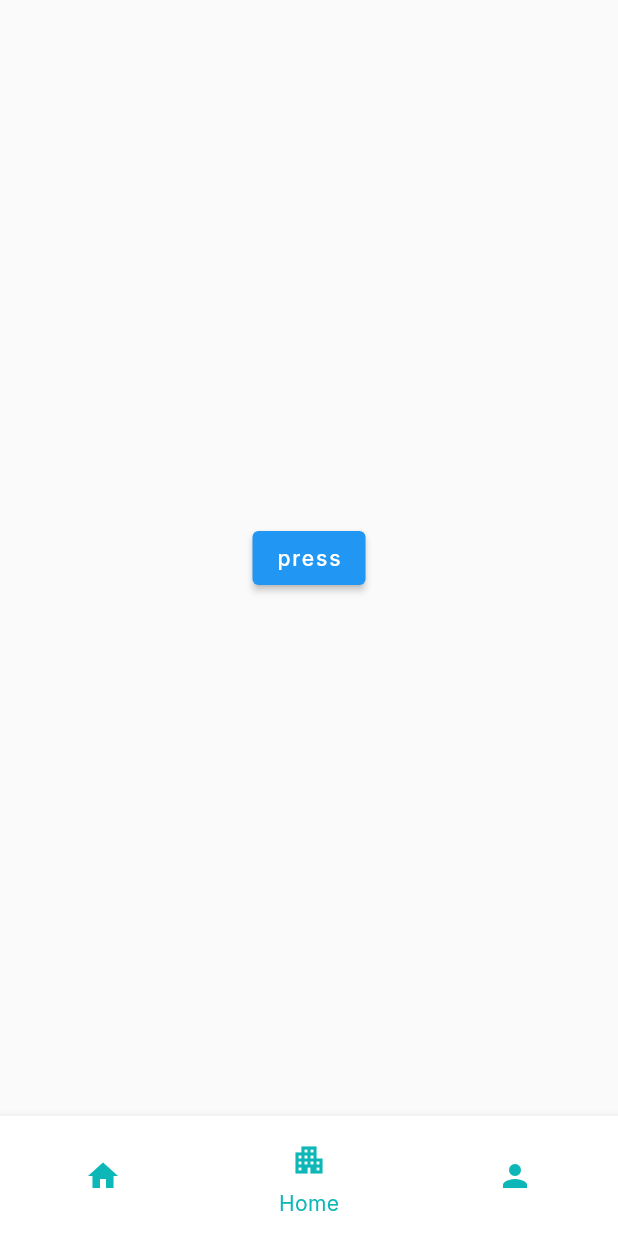
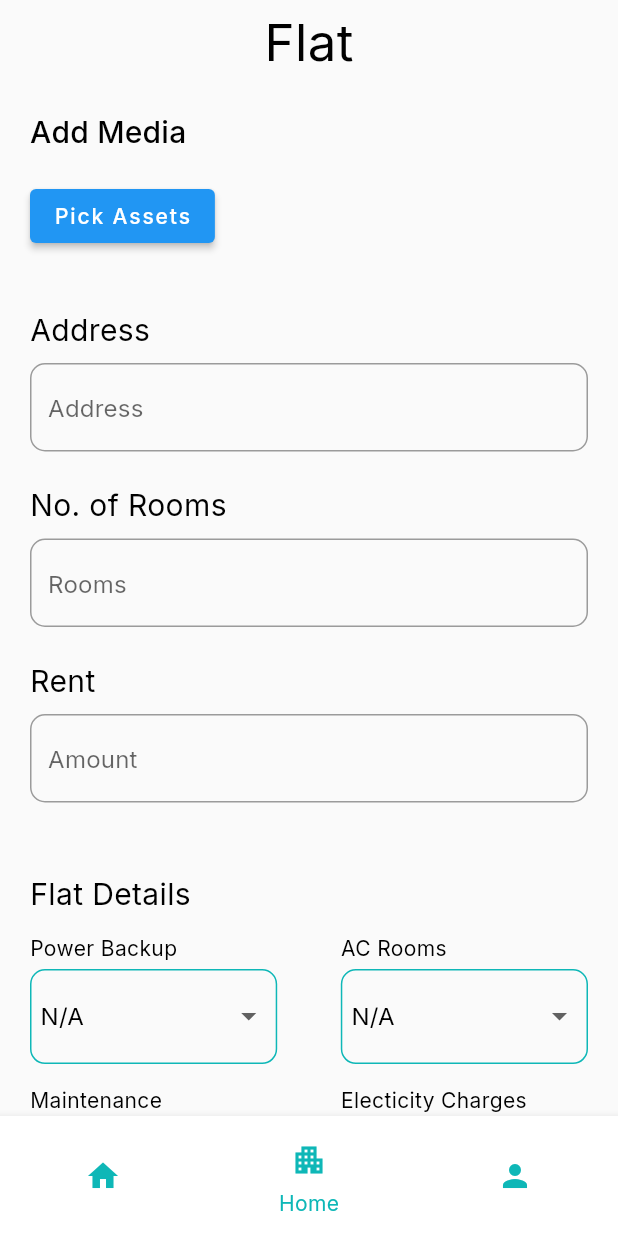
Before and after one commit to A-d-i-b/RentIt-Owner, a Flutter app: the screen it shows after launch, swiped to page 2, on a phone screen of 412 x 824 dp. Run offline on Flutter 3.47's test engine with Material 2 defaults, Android fonts, the phone set to English and light mode, and no system bars; our stand-ins replace get, google_fonts, image_picker; missing offline and left inert: wechat_assets_picker.

Commit message:
Added Flat form

```diff
--- /dev/null
+++ b/lib/Forms/flat_form.dart
@@ -0,0 +1,313 @@
+import 'package:flutter/material.dart';
+
+class FlatForm extends StatefulWidget {
+  const FlatForm({Key? key}) : super(key: key);
+
+  @override
+  State<FlatForm> createState() => _FlatFormState();
+}
+
+class _FlatFormState extends State<FlatForm> {
+  Map<String, String> extra_details = {
+    "Address": "",
+    "No. of Rooms": "",
+    "Rent": "",
+    "Notice Period": "",
+    "Description": "",
+  };
+
+  Map<String, String> Details = {
+    "Power Backup": "N/A", //index 0
+    "AC Rooms": "N/A", //index 1
+    "Maintenance": "N/A", //index 2
+    "Electicity Charges": "N/A", //index 3
+    "Available for": "N/A", // index 4
+    "Preferd Tenants": "N/A", // index 5
+    "Food": "N/A", // index 6
+    "Wifi": "N/A", // index 7
+    "Furniture": "N/A",
+    "BHK": "N/A", // else
+  };
+  List<DropdownMenuItem<String>> iteams_0 = [
+    const DropdownMenuItem(
+      value: "N/A",
+      child: Text("N/A"),
+    ),
+    const DropdownMenuItem(
+      value: "Students",
+      child: Text("Students"),
+    ),
+  ];
+  List<DropdownMenuItem<String>> iteams_1 = [
+    const DropdownMenuItem(
+      value: "N/A",
+      child: Text("N/A"),
+    ),
+    const DropdownMenuItem(
+      value: "Available",
+      child: Text("Available"),
+    ),
+    const DropdownMenuItem(
+      value: "Not Available",
+      child: Text("Not Available"),
+    )
+  ];
+  List<DropdownMenuItem<String>> iteams_2 = [
+    const DropdownMenuItem(
+      value: "N/A",
+      child: Text("N/A"),
+    ),
+    const DropdownMenuItem(
+      value: "Included",
+      child: Text("Included"),
+    ),
+    const DropdownMenuItem(
+      value: "Not Included",
+      child: Text("Not Included"),
+    ),
+  ];
+  List<DropdownMenuItem<String>> iteams_3 = [
+    const DropdownMenuItem(
+      value: "N/A",
+      child: Text("N/A"),
+    ),
+    const DropdownMenuItem(
+      value: "Male",
+      child: Text("Male"),
+    ),
+    const DropdownMenuItem(
+      value: "Female",
+      child: Text("Female"),
+    ),
+    const DropdownMenuItem(
+      value: "Both",
+      child: Text("Both"),
+    ),
+  ];
+  List<DropdownMenuItem<String>> iteams_4 = [
+    const DropdownMenuItem(
+      value: "N/A",
+      child: Text("N/A"),
+    ),
+    const DropdownMenuItem(
+      value: "Furnished",
+      child: Text("Furnished"),
+    ),
+    const DropdownMenuItem(
+      value: "Semi Furnished",
+      child: Text("Semi Furnished"),
+    ),
+    const DropdownMenuItem(
+      value: "Not Furnished",
+      child: Text("Not Furnished"),
+    ),
+  ];
+  List<DropdownMenuItem<String>> Bhk() {
+    List<DropdownMenuItem<String>> iteam_5 = [
+      const DropdownMenuItem(
+        value: "N/A",
+        child: Text("N/A"),
+      ),
+    ];
+    for (int i = 1; i < 5; i++) {
+      iteam_5.add(
+        DropdownMenuItem(
+          value: "$i",
+          child: Text("$i"),
+        ),
+      );
+    }
+    return iteam_5;
+  }
+
+  Widget dropdownbutton(String name, List<DropdownMenuItem<String>> iteam,
+      Map<String, String> Details) {
+    return Column(
+      crossAxisAlignment: CrossAxisAlignment.start,
+      children: [
+        Text(name),
+        SizedBox(height: 6),
+        Container(
+          width: MediaQuery.of(context).size.width / 2.5,
+          height: MediaQuery.of(context).size.height / 13,
+          padding: EdgeInsets.all(6),
+          decoration: BoxDecoration(
+              borderRadius: BorderRadius.circular(10),
+              border: Border.all(
+                color: Color(0xFF0EB7B7),
+                width: 1,
+              )),
+          child: SizedBox(
+            child: DropdownButton(
+                isExpanded: true,
+                underline: Container(),
+                value: Details[name],
+                items: iteam,
+                onChanged: (value) async {
+                  setState(() {
+                    Details[name] = value.toString();
+                  });
+                }),
+          ),
+        )
+      ],
+    );
+  }
+
+  Widget Field(String heading, String hint, dynamic keyboardtype) {
+    return Column(
+      crossAxisAlignment: CrossAxisAlignment.start,
+      children: [
+        Text(
+          heading,
+          style: TextStyle(fontSize: 20),
+        ),
+        const SizedBox(
+          height: 10,
+        ),
+        TextField(
+          keyboardType: keyboardtype,
+          decoration: InputDecoration(
+              hintText: hint,
+              border: OutlineInputBorder(
+                borderRadius: BorderRadius.circular(10),
+                borderSide:
+                    const BorderSide(color: Color(0xFF0EB7B7), width: 1),
+              )),
+          onChanged: (value) {
+            setState(() {
+              extra_details[heading] = value;
+            });
+          },
+        ),
+        const SizedBox(
+          height: 19,
+        ),
+      ],
+    );
+  }
+
+  // Expanded TypeSelector(int type, String TypeName) {
+  //   return Expanded(
+  //     child: ElevatedButton(
+  //       onPressed: () {
+  //         if (type == 0) {
+  //           Room_type.add(TypeName);
+  //         }
+  //         if (type == 1) {
+  //           if (Room_type.isNotEmpty) {
+  //             Room_type.remove(TypeName);
+  //           }
+  //         }
+  //         setState(() {
+  //           type == 0 ? type = 1 : type = 0;
+  //         });
+  //       },
+  //       style: ButtonStyle(
+  //           backgroundColor: MaterialStateProperty.all(
+  //               type == 0 ? Colors.white : const Color(0xFF0EB7B7))),
+  //       child: Text(
+  //         TypeName,
+  //         style: TextStyle(color: Colors.black),
+  //       ),
+  //     ),
+  //   );
+  // }
+
+  @override
+  Widget build(BuildContext context) {
+    return Padding(
+      padding: const EdgeInsets.only(left: 20, right: 20),
+      child: Column(
+        crossAxisAlignment: CrossAxisAlignment.start,
+        children: [
+          const SizedBox(
+            height: 20,
+          ),
+          //
+          Field("Address", "Address", TextInputType.text),
+          const SizedBox(
+            height: 5,
+          ),
+          Field("No. of Rooms", "Rooms", TextInputType.number),
+          SizedBox(height: 5),
+          Field("Rent", "Amount", TextInputType.number),
+          const SizedBox(
+            height: 30,
+          ),
+          const Text(
+            "Flat Details",
+            style: TextStyle(fontSize: 20),
+          ),
+          const SizedBox(height: 15),
+          Row(
+            children: [
+              dropdownbutton("Power Backup", iteams_1, Details),
+              const Spacer(),
+              dropdownbutton("AC Rooms", iteams_1, Details),
+            ],
+          ),
+          const SizedBox(height: 15),
+          Row(
+            children: [
+              dropdownbutton("Maintenance", iteams_2, Details),
+              const Spacer(),
+              dropdownbutton("Electicity Charges", iteams_2, Details),
+            ],
+          ),
+          const SizedBox(height: 15),
+          Row(
+            children: [
+              dropdownbutton("Available for", iteams_3, Details),
+              const Spacer(),
+              dropdownbutton("Preferd Tenants", iteams_0, Details),
+            ],
+          ),
+          const SizedBox(height: 15),
+          Row(
+            children: [
+              dropdownbutton("Food", iteams_1, Details),
+              const Spacer(),
+              dropdownbutton("Wifi", iteams_1, Details),
+            ],
+          ),
+          const SizedBox(height: 15),
+          Row(
+            children: [
+              dropdownbutton("Furniture", iteams_4, Details),
+              const Spacer(),
+              dropdownbutton("BHK", Bhk(), Details),
+            ],
+          ),
+          const SizedBox(height: 30),
+          Field("Notice Period", "Month", TextInputType.text),
+          const SizedBox(height: 15),
+          Field("Built In", "Year", TextInputType.number),
+          const SizedBox(height: 15),
+          Field("Description", "Short Description", TextInputType.text),
+          const SizedBox(height: 15),
+          Center(
+            child: InkWell(
+              onTap: () {
+                FocusManager.instance.primaryFocus?.unfocus();
+                print(extra_details);
+                print(Details);
+              },
+              child: Container(
+                  decoration: BoxDecoration(
+                    color: const Color(0xFF0EB7B7),
+                    borderRadius: BorderRadius.circular(15),
+                  ),
+                  width: MediaQuery.of(context).size.width / 2.1,
+                  height: MediaQuery.of(context).size.height / 15,
+                  child: const Center(
+                    child: Text("Submit"),
+                  )),
+            ),
+          ),
+          const SizedBox(height: 15),
+        ],
+      ),
+    );
+  }
+}
--- /dev/null
+++ b/lib/Screens/flat_screen.dart
@@ -0,0 +1,153 @@
+import 'package:flutter/material.dart';
+import 'package:get/get.dart';
+import 'package:househunt/Forms/flat_form.dart';
+import 'package:househunt/widgets/asset_picker.dart';
+import 'package:image_picker/image_picker.dart';
+
+class FlatHome extends StatefulWidget {
+  const FlatHome({Key? key}) : super(key: key);
+
+  @override
+  createState() => _FlatState();
+}
+
+class _FlatState extends State<FlatHome> {
+  List<XFile>? pickImages = [];
+  int method = 2;
+  void selectImage() async {
+    if (method == 0) {
+      List<XFile>? selectedImages = await ImagePicker().pickMultiImage();
+      setState(() {
+        if (selectedImages!.isNotEmpty) {
+          pickImages!.addAll(selectedImages);
+        }
+      });
+    } else {
+      XFile? selectedImages =
+          await ImagePicker().pickImage(source: ImageSource.camera);
+      if (selectedImages != null) {
+        setState(() {
+          pickImages!.add(selectedImages);
+        });
+      }
+    }
+  }
+
+  @override
+  Widget build(BuildContext context) {
+    return Scaffold(
+      extendBodyBehindAppBar: false,
+      appBar: AppBar(
+        elevation: 0.0,
+        backgroundColor: Colors.transparent,
+        foregroundColor: const Color(0xFF0EB7B7),
+        title: Text(
+          "Flat",
+          style: Get.textTheme.headline4!.copyWith(
+            color: Colors.black,
+          ),
+        ),
+        centerTitle: true,
+      ),
+      body: ListView(
+        children: [
+          const SizedBox(
+            height: 20,
+          ),
+          Padding(
+              padding: EdgeInsets.only(left: 20, right: 20),
+              child: const AssetPickerWidget()),
+          const SizedBox(
+            height: 20,
+          ),
+          FlatForm(),
+        ],
+      ),
+    );
+  }
+}
+
+// Container(
+//             height: 190,
+//             margin: const EdgeInsets.only(top: 30, left: 20, right: 20),
+//             decoration: BoxDecoration(
+//                 borderRadius: BorderRadius.circular(10),
+//                 border: Border.all(
+//                   color: const Color(0xFF0EB7B7),
+//                   width: 1.6,
+//                 )),
+//             child: Center(
+//               child: Stack(
+//                 alignment: Alignment.center,
+//                 children: [
+//                   GridView.builder(
+//                       padding: const EdgeInsets.all(5),
+//                       itemCount: pickImages!.length,
+//                       gridDelegate:
+//                           const SliverGridDelegateWithFixedCrossAxisCount(
+//                               crossAxisCount: 3),
+//                       itemBuilder: (BuildContext context, int index) {
+//                         return InkWell(
+//                           onLongPress: () {
+//                             setState(() {
+//                               pickImages!.removeAt(index);
+//                             });
+//                           },
+//                           child: Container(
+//                             margin: const EdgeInsets.all(2),
+//                             decoration: BoxDecoration(
+//                               borderRadius: BorderRadius.circular(5),
+//                               border: Border.all(
+//                                   color: const Color(0xFF0EB7B7), width: 1),
+//                             ),
+//                             child: Image.file(
+//                               File(pickImages![index].path),
+//                               fit: BoxFit.cover,
+//                             ),
+//                           ),
+//                         );
+//                       }),
+//                   if (pickImages!.isEmpty)
+//                     Text(
+//                       "No Images Added",
+//                       style: TextStyle(color: Colors.grey[400], fontSize: 20),
+//                     )
+//                 ],
+//               ),
+//             ),
+//           ),
+//           Padding(
+//             padding: const EdgeInsets.only(left: 20, right: 20),
+//             child: Row(
+//               children: [
+//                 ElevatedButton(
+//                   onPressed: () {
+//                     setState(() {
+//                       method = 0;
+//                     });
+
+//                     selectImage();
+//                   },
+//                   style: ButtonStyle(
+//                     backgroundColor:
+//                         MaterialStateProperty.all(const Color(0xFF0EB7B7)),
+//                   ),
+//                   child: const Text("Select from gallery"),
+//                 ),
+//                 const Spacer(),
+//                 ElevatedButton(
+//                   onPressed: () {
+//                     setState(() {
+//                       method = 1;
+//                     });
+//                     selectImage();
+//                   },
+//                   style: ButtonStyle(
+//                     backgroundColor:
+//                         MaterialStateProperty.all(const Color(0xFF0EB7B7)),
+//                   ),
+//                   child: const Text("Take a Photo"),
+//                 ),
+//               ],
+//             ),
+//           )
--- a/lib/Screens/home_screen.dart
+++ b/lib/Screens/home_screen.dart
@@ -4,6 +4,7 @@ import 'package:househunt/screens/example.dart';
 import 'package:househunt/screens/landing_home_screen.dart';
 import 'package:househunt/theme/base_theme.dart';
 import 'package:househunt/widgets/bottom_bar_icon.dart';
+import 'package:househunt/Screens/flat_screen.dart';
 
 class HomeScreen extends StatefulWidget {
   const HomeScreen({Key? key}) : super(key: key);
@@ -58,10 +59,11 @@ class _HomeScreenState extends State<HomeScreen> {
         controller: pageController,
         children: const [
           PgHome(),
+          FlatHome(),
           // Example(),
           // LandingHomeScreen(),
           Example(),
-          Example(),
+          // Example(),
         ],
         onPageChanged: (page) {
           setState(() {
```
